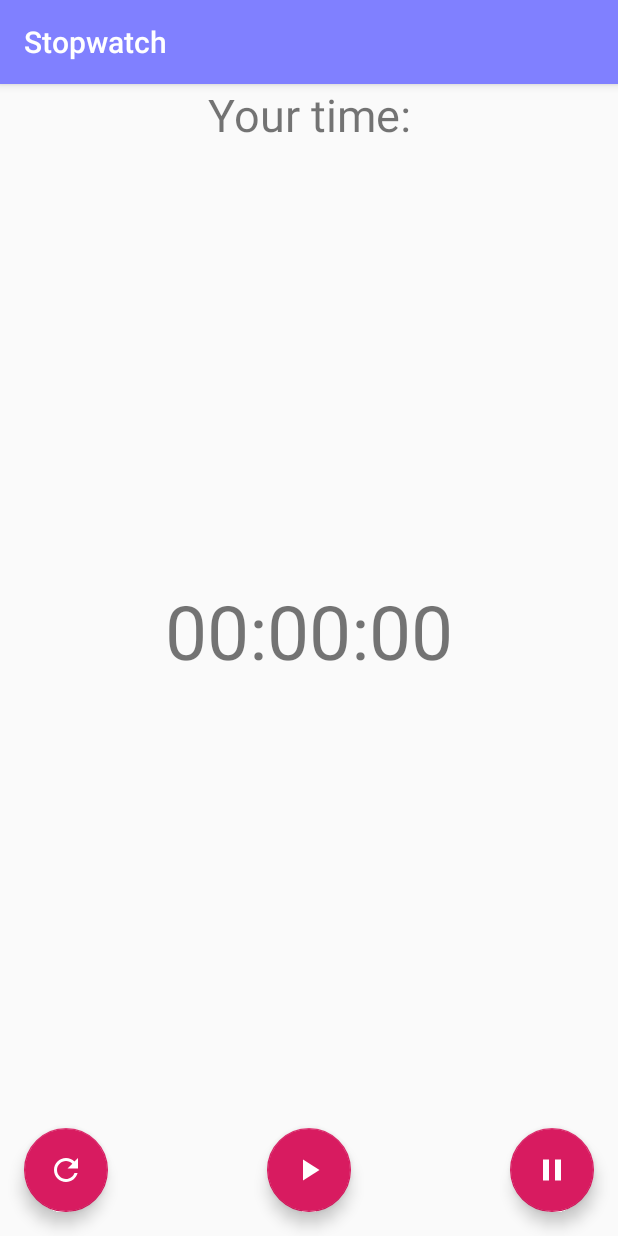
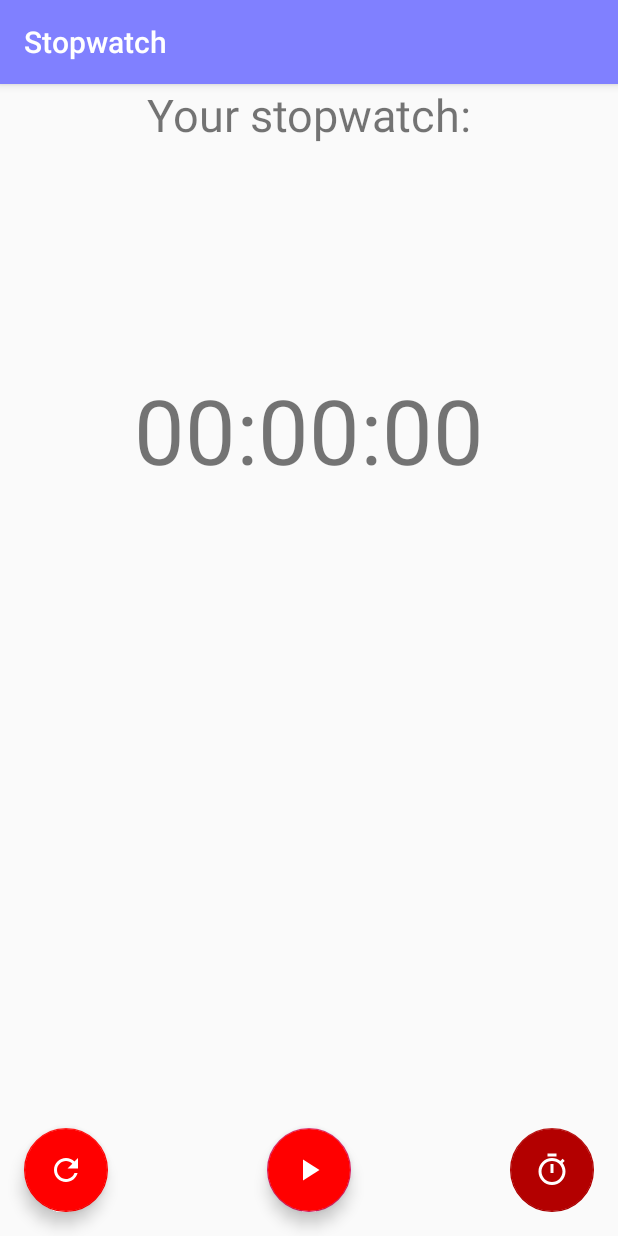
Before and after one commit to B1sham0n/Watch, an Android app: the StopwatchActivity screen opened directly, with no data from a screen before it, on a phone screen of 412 x 824 dp. Run offline under Robolectric (Android 15) with nearby library versions, the phone set to English and light mode, and no system bars.

Commit message:
timerbtn in stopwatch and colors btns

```diff
--- a/app/src/main/java/android/example/watch/TimerActivity.kt
+++ b/app/src/main/java/android/example/watch/TimerActivity.kt
@@ -1,5 +1,4 @@
 package android.example.watch
-
 import android.graphics.Color
 import android.os.Build
 import android.os.Bundle
@@ -13,9 +12,6 @@ import kotlinx.android.synthetic.main.activity_timer.*
 import kotlinx.android.synthetic.main.content_timer.*
 import android.view.View.SYSTEM_UI_FLAG_LAYOUT_FULLSCREEN
 import android.view.View.SYSTEM_UI_FLAG_LAYOUT_STABLE
-
-
-
 class TimerActivity : AppCompatActivity() {
     private lateinit var timer: CountDownTimer
     private var timerState = TimerState.Stopped
@@ -26,6 +22,7 @@ class TimerActivity : AppCompatActivity() {
         super.onCreate(savedInstanceState)
         setContentView(R.layout.activity_timer)
         setSupportActionBar(toolbar)
+        //TODO: возможно, нужно сделать отдельный UtilButtons для обновления цветов (и мб enable) кнопок
         if (Build.VERSION.SDK_INT >= Build.VERSION_CODES.LOLLIPOP) {
             window.statusBarColor = Color.parseColor("#4747d1")//цвет статусбара
         }
--- a/app/src/main/res/layout/activity_stopwatch.xml
+++ b/app/src/main/res/layout/activity_stopwatch.xml
@@ -31,7 +31,8 @@
             android:layout_margin="@dimen/fab_margin"
             app:srcCompat="@drawable/ic_refresh"
             android:tint="@android:color/white"
-            tools:ignore="VectorDrawableCompat"/>
+            tools:ignore="VectorDrawableCompat"
+            />
     <com.google.android.material.floatingactionbutton.FloatingActionButton
             android:id="@+id/fab_start"
             android:layout_width="wrap_content"
@@ -40,14 +41,15 @@
             android:layout_margin="@dimen/fab_margin"
             app:srcCompat="@drawable/ic_start"
             android:tint="@android:color/white"
+            android:backgroundTint="@color/enableButtons"
             tools:ignore="VectorDrawableCompat"/>
     <com.google.android.material.floatingactionbutton.FloatingActionButton
-            android:id="@+id/fab_pause"
+            android:id="@+id/fab_timer"
             android:layout_width="wrap_content"
             android:layout_height="wrap_content"
             android:layout_gravity="bottom|end"
             android:layout_margin="@dimen/fab_margin"
-            app:srcCompat="@drawable/ic_pause"
+            app:srcCompat="@drawable/ic_timer"
             android:tint="@android:color/white"
             tools:ignore="VectorDrawableCompat"/>
 
--- a/app/src/main/res/layout/content_stopwatch.xml
+++ b/app/src/main/res/layout/content_stopwatch.xml
@@ -11,27 +11,35 @@
         android:orientation="vertical">
         <TextView
                 android:layout_width="match_parent"
-                android:layout_height="wrap_content"
+                android:layout_height="match_parent"
                 android:gravity="center|top"
-                android:text="Your time:"
-                android:textSize="30dp"
-                android:layout_weight="1"/>
+                android:text="Your stopwatch:"
+                android:textSize="30sp"
+                android:layout_weight="2"/>
         <TextView
                 android:id="@+id/tvStopwatch"
                 android:layout_width="match_parent"
-                android:layout_height="wrap_content"
+                android:layout_height="match_parent"
                 android:gravity="center"
                 android:text="00:00:00"
-                android:textSize="50dp"
-                android:layout_weight="1"/>
+                android:textSize="60sp"
+                android:layout_weight="2"/>
+        <LinearLayout
+                android:layout_width="match_parent"
+                android:layout_height="match_parent"
+                android:orientation="vertical"
+                android:layout_weight="1">
         <ScrollView
                 android:layout_width="match_parent"
-                android:layout_height="wrap_content"
+                android:layout_height="match_parent"
                 android:layout_weight="1"
                 android:layout_marginBottom="80dp">
             <LinearLayout
+                    android:id="@+id/parentLayout"
                     android:layout_width="match_parent"
                     android:layout_height="wrap_content"
-            android:orientation="vertical"></LinearLayout>
+                    android:orientation="vertical">
+            </LinearLayout>
         </ScrollView>
+        </LinearLayout>
 </LinearLayout>
--- a/app/src/main/res/values/colors.xml
+++ b/app/src/main/res/values/colors.xml
@@ -3,4 +3,6 @@
     <color name="colorPrimary">#8080ff</color>
     <color name="colorPrimaryDark"> #4747d1</color>
     <color name="colorAccent">#D81B60</color>
+    <color name="disableButtons">#b30000</color>
+    <color name="enableButtons">#ff0000</color>
 </resources>
--- a/app/src/main/res/values/strings.xml
+++ b/app/src/main/res/values/strings.xml
@@ -10,6 +10,6 @@
     <string name="menu_stopwatch">Stopwatch</string>
     <string name="menu_timer">Timer</string>
     <string name="menu_about">Adout</string>
-    <string name="title_activity_timer">TimerActivity</string>
+    <string name="title_activity_timer">Timer</string>
     <string name="title_activity_stopwatch">Stopwatch</string>
 </resources>
```
Also changed, not shown: app/src/main/java/android/example/watch/StopwatchActivity.kt (+74 -18 lines), app/src/main/res/layout/inflater_timer_stopwatch.xml (added, +38 -0 lines).
